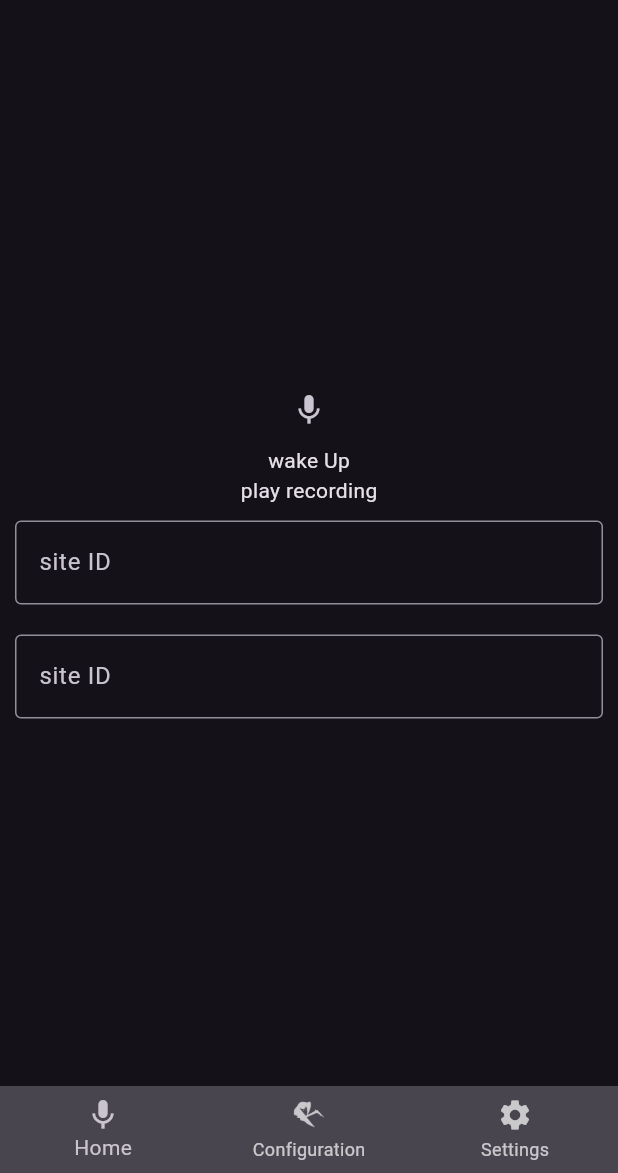
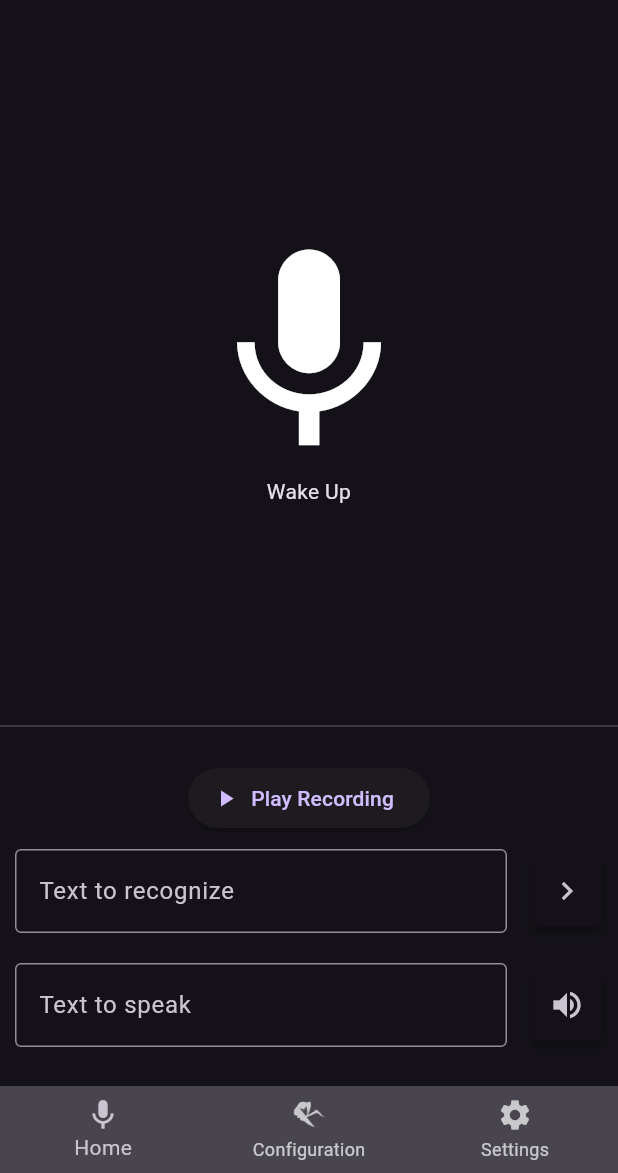
Before and after one commit to Nailik/rhasspy_mobile, a Flutter app: the screen it shows after launch, on a phone screen of 412 x 824 dp, the part 63-1236 px from its top. Run offline on Flutter 3.47's test engine with Material 2 defaults, Android fonts, the phone set to English and light mode, and no system bars; our stand-ins replace dropdown_button2, get; generated files the repository leaves out were written again.

Commit message:
finished start screen

```diff
--- a/lib/l10n/app_de.arb
+++ b/lib/l10n/app_de.arb
@@ -39,6 +39,10 @@
   "remoteHTTP": "Remote HTTP",
   "homeAssistant": "Home Assistant",
   "hassURL": "Hass URL",
+  "wakeUp": "Wake Up",
+  "playRecording": "Play Recording",
+  "textToRecognize": "Text to recognize",
+  "textToSpeak": "Text to speak",
   "accessToken": "Access Token",
   "homeAssistantEvents": "Send *events* to Home Assistant\n(/api/events)",
   "homeAssistantIntents": "Send *intents* to Home Assistant\n(/api/intent/handle)",
--- a/lib/l10n/app_en.arb
+++ b/lib/l10n/app_en.arb
@@ -39,6 +39,10 @@
   "remoteHTTP": "Remote HTTP",
   "homeAssistant": "Home Assistant",
   "hassURL": "Hass URL",
+  "wakeUp": "Wake Up",
+  "playRecording": "Play Recording",
+  "textToRecognize": "Text to recognize",
+  "textToSpeak": "Text to speak",
   "accessToken": "Access Token",
   "homeAssistantEvents": "Send *events* to Home Assistant\n(/api/events)",
   "homeAssistantIntents": "Send *intents* to Home Assistant\n(/api/intent/handle)",
--- a/lib/main.dart
+++ b/lib/main.dart
@@ -20,8 +20,21 @@ ThemeData getTheme() {
           surfaceVariant: themeData.brightness == Brightness.light
               ? themeData.colorScheme.surfaceVariant
               : themeData.colorScheme.surfaceVariant));
+  return themeData;
+}
 
-  return themeData;
+Widget customIconButton({required Icon icon, required VoidCallback onPressed}) {
+  return RawMaterialButton(
+      onPressed: () {},
+      clipBehavior: Clip.antiAlias,
+      constraints: const BoxConstraints(minWidth: 0.0, minHeight: 0.0),
+      shape: const RoundedRectangleBorder(
+          borderRadius: BorderRadius.all(Radius.circular(5))),
+      fillColor: getTheme().colorScheme.background,
+      child: IconButton(
+          onPressed: onPressed,
+          icon: icon,
+          splashColor: getTheme().colorScheme.tertiary));
 }
 
 AppLocalizations getLocale() {
@@ -38,7 +51,6 @@ class RhasspyMobileApp extends StatefulWidget {
 }
 
 class _RhasspyMobileAppState extends State<RhasspyMobileApp> {
-
   void removeFocus() {
     FocusScopeNode currentFocus = FocusScope.of(context);
     if (!currentFocus.hasPrimaryFocus) {
--- a/lib/screens/main_screen.dart
+++ b/lib/screens/main_screen.dart
@@ -1,7 +1,7 @@
 import 'package:flutter/material.dart';
+import 'package:flutter_gen/gen_l10n/app_localizations.dart';
 import 'package:rhasspy_mobile/screens/rhasspy_settings_screen.dart';
 import 'package:rhasspy_mobile/screens/settings_screen.dart';
-import 'package:flutter_gen/gen_l10n/app_localizations.dart';
 import 'package:rhasspy_mobile/screens/start_screen.dart';
 
 class MainScreen extends StatefulWidget {
--- a/lib/screens/start_screen.dart
+++ b/lib/screens/start_screen.dart
@@ -11,47 +11,86 @@ class StartScreen extends StatefulWidget {
 class _StartScreenState extends State<StartScreen> {
   @override
   Widget build(BuildContext context) {
-    return Center(
+    return LayoutBuilder(builder: (context, constraint) {
+      return SingleChildScrollView(
+        child: ConstrainedBox(
+            constraints: BoxConstraints(minHeight: constraint.maxHeight),
+            child: IntrinsicHeight(
+                child: Column(
+              children: <Widget>[wakeup(), const Divider(), actions()],
+            ))),
+      );
+    });
+  }
+
+  ///icon button and text wake up, surrounded by audio level
+  Widget wakeup() {
+    return Expanded(
+      child: InkWell(
+        onTap: () {},
+        splashColor: getTheme().colorScheme.tertiary,
+        child: Padding(
+          padding: const EdgeInsets.symmetric(vertical: 16),
           child: Column(
               mainAxisAlignment: MainAxisAlignment.center,
-        children: <Widget>[
-          wakeup(),
-          Text("play recording"),
-          recognize(),
-          speak(),
-        ],
+              crossAxisAlignment: CrossAxisAlignment.stretch,
+              children: [
+                Icon(Icons.mic, size: MediaQuery.of(context).size.height / 5),
+                Text(
+                  getLocale().wakeUp,
+                  textAlign: TextAlign.center,
+                )
+              ]),
+        ),
       ),
     );
   }
 
-  ///icon button and text wake up, surrounded by audio level
-  Widget wakeup() {
-    return Column(children: [
-      IconButton(
-        icon: const Icon(Icons.mic),
+  Widget actions() {
+    return Padding(
+        padding: const EdgeInsets.symmetric(vertical: 16),
+        child: Column(children: [
+          playRecording(),
+          recognize(),
+          speak(),
+        ]));
+  }
+
+  Widget playRecording() {
+    return ElevatedButton.icon(
         onPressed: () {},
-      ),
-      Text("wake Up")
-    ]);
+        label: Text(getLocale().playRecording),
+        icon: const Icon(Icons.play_arrow));
   }
 
   Widget recognize() {
     return Container(
       padding: const EdgeInsets.all(10.0),
+      child: Row(mainAxisSize: MainAxisSize.min, children: [
+        Expanded(
             child: TextField(
                 decoration: InputDecoration(
-            labelText: getLocale().siteId, border: const OutlineInputBorder()),
-      ),
+                    labelText: getLocale().textToRecognize,
+                    border: const OutlineInputBorder()))),
+        const VerticalDivider(),
+        customIconButton(
+            onPressed: () {}, icon: const Icon(Icons.keyboard_arrow_right))
+      ]),
     );
   }
 
   Widget speak() {
     return Container(
       padding: const EdgeInsets.all(10.0),
+      child: Row(mainAxisSize: MainAxisSize.min, children: [
+        Expanded(
             child: TextField(
                 decoration: InputDecoration(
-            labelText: getLocale().siteId, border: const OutlineInputBorder()),
-      ),
+                    labelText: getLocale().textToSpeak,
+                    border: const OutlineInputBorder()))),
+        const VerticalDivider(),
+        customIconButton(onPressed: () {}, icon: const Icon(Icons.volume_up))
+      ]),
     );
   }
 }
```
Lines whose indentation alone changed are shown as unchanged.
